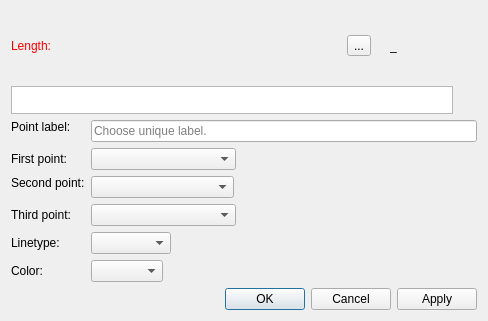
Before: the Qt Designer form src/libs/vtools/dialogs/tools/dialogshoulderpoint.ui in FashionFreedom/Seamly2D, drawn with Qt 5.
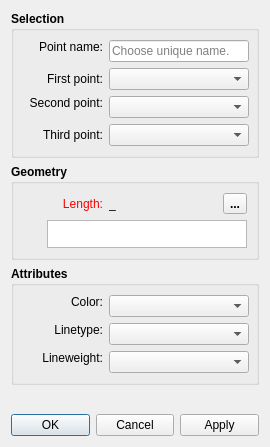
After: the same form once the commit is applied. Icons and pictures are not drawn. Custom widgets are drawn as their Qt base class.

Patch:
```diff
--- a/src/libs/vtools/dialogs/tools/dialogshoulderpoint.ui
+++ b/src/libs/vtools/dialogs/tools/dialogshoulderpoint.ui
@@ -6,10 +6,16 @@
    <rect>
     <x>0</x>
     <y>0</y>
-    <width>488</width>
-    <height>321</height>
+    <width>270</width>
+    <height>447</height>
    </rect>
   </property>
+  <property name="minimumSize">
+   <size>
+    <width>270</width>
+    <height>0</height>
+   </size>
+  </property>
   <property name="windowTitle">
    <string>Special point on shoulder</string>
   </property>
@@ -22,6 +28,262 @@
   </property>
   <layout class="QVBoxLayout" name="verticalLayout_4">
    <item>
+    <widget class="QGroupBox" name="selection_GroupBox">
+     <property name="sizePolicy">
+      <sizepolicy hsizetype="Expanding" vsizetype="Preferred">
+       <horstretch>0</horstretch>
+       <verstretch>0</verstretch>
+      </sizepolicy>
+     </property>
+     <property name="font">
+      <font>
+       <pointsize>9</pointsize>
+       <weight>75</weight>
+       <bold>true</bold>
+      </font>
+     </property>
+     <property name="title">
+      <string>Selection</string>
+     </property>
+     <layout class="QVBoxLayout" name="verticalLayout">
+      <item>
+       <layout class="QFormLayout" name="formLayout">
+        <property name="fieldGrowthPolicy">
+         <enum>QFormLayout::ExpandingFieldsGrow</enum>
+        </property>
+        <item row="0" column="0">
+         <widget class="QLabel" name="labelEditNamePoint">
+          <property name="sizePolicy">
+           <sizepolicy hsizetype="Fixed" vsizetype="Fixed">
+            <horstretch>0</horstretch>
+            <verstretch>0</verstretch>
+           </sizepolicy>
+          </property>
+          <property name="minimumSize">
+           <size>
+            <width>80</width>
+            <height>0</height>
+           </size>
+          </property>
+          <property name="font">
+           <font>
+            <pointsize>9</pointsize>
+            <weight>50</weight>
+            <bold>false</bold>
+           </font>
+          </property>
+          <property name="text">
+           <string>Point name:</string>
+          </property>
+          <property name="alignment">
+           <set>Qt::AlignRight|Qt::AlignTrailing|Qt::AlignVCenter</set>
+          </property>
+         </widget>
+        </item>
+        <item row="0" column="1">
+         <widget class="QLineEdit" name="lineEditNamePoint">
+          <property name="minimumSize">
+           <size>
+            <width>140</width>
+            <height>0</height>
+           </size>
+          </property>
+          <property name="font">
+           <font>
+            <pointsize>9</pointsize>
+            <weight>50</weight>
+            <bold>false</bold>
+           </font>
+          </property>
+          <property name="toolTip">
+           <string>Unique name</string>
+          </property>
+          <property name="placeholderText">
+           <string>Choose unique name.</string>
+          </property>
+         </widget>
+        </item>
+        <item row="1" column="0">
+         <widget class="QLabel" name="labelFirstPoint">
+          <property name="sizePolicy">
+           <sizepolicy hsizetype="Preferred" vsizetype="Preferred">
+            <horstretch>0</horstretch>
+            <verstretch>0</verstretch>
+           </sizepolicy>
+          </property>
+          <property name="minimumSize">
+           <size>
+            <width>80</width>
+            <height>0</height>
+           </size>
+          </property>
+          <property name="font">
+           <font>
+            <pointsize>9</pointsize>
+            <weight>50</weight>
+            <bold>false</bold>
+           </font>
+          </property>
+          <property name="text">
+           <string>First point:</string>
+          </property>
+          <property name="alignment">
+           <set>Qt::AlignRight|Qt::AlignTrailing|Qt::AlignVCenter</set>
+          </property>
+         </widget>
+        </item>
+        <item row="1" column="1">
+         <widget class="QComboBox" name="comboBoxP1Line">
+          <property name="sizePolicy">
+           <sizepolicy hsizetype="Expanding" vsizetype="Fixed">
+            <horstretch>0</horstretch>
+            <verstretch>0</verstretch>
+           </sizepolicy>
+          </property>
+          <property name="minimumSize">
+           <size>
+            <width>140</width>
+            <height>0</height>
+           </size>
+          </property>
+          <property name="font">
+           <font>
+            <pointsize>9</pointsize>
+            <weight>50</weight>
+            <bold>false</bold>
+           </font>
+          </property>
+         </widget>
+        </item>
+        <item row="2" column="0">
+         <widget class="QLabel" name="labelSecondPoint">
+          <property name="sizePolicy">
+           <sizepolicy hsizetype="Preferred" vsizetype="Fixed">
+            <horstretch>0</horstretch>
+            <verstretch>0</verstretch>
+           </sizepolicy>
+          </property>
+          <property name="minimumSize">
+           <size>
+            <width>80</width>
+            <height>0</height>
+           </size>
+          </property>
+          <property name="font">
+           <font>
+            <pointsize>9</pointsize>
+            <weight>50</weight>
+            <bold>false</bold>
+           </font>
+          </property>
+          <property name="text">
+           <string>Second point:</string>
+          </property>
+          <property name="alignment">
+           <set>Qt::AlignRight|Qt::AlignTrailing|Qt::AlignVCenter</set>
+          </property>
+         </widget>
+        </item>
+        <item row="2" column="1">
+         <widget class="QComboBox" name="comboBoxP2Line">
+          <property name="sizePolicy">
+           <sizepolicy hsizetype="Expanding" vsizetype="Fixed">
+            <horstretch>0</horstretch>
+            <verstretch>0</verstretch>
+           </sizepolicy>
+          </property>
+          <property name="minimumSize">
+           <size>
+            <width>140</width>
+            <height>0</height>
+           </size>
+          </property>
+          <property name="font">
+           <font>
+            <pointsize>9</pointsize>
+            <weight>50</weight>
+            <bold>false</bold>
+           </font>
+          </property>
+         </widget>
+        </item>
+        <item row="3" column="0">
+         <widget class="QLabel" name="labelThirdPoint">
+          <property name="sizePolicy">
+           <sizepolicy hsizetype="Preferred" vsizetype="Preferred">
+            <horstretch>0</horstretch>
+            <verstretch>0</verstretch>
+           </sizepolicy>
+          </property>
+          <property name="minimumSize">
+           <size>
+            <width>80</width>
+            <height>0</height>
+           </size>
+          </property>
+          <property name="font">
+           <font>
+            <pointsize>9</pointsize>
+            <weight>50</weight>
+            <bold>false</bold>
+           </font>
+          </property>
+          <property name="text">
+           <string>Third point:</string>
+          </property>
+          <property name="alignment">
+           <set>Qt::AlignRight|Qt::AlignTrailing|Qt::AlignVCenter</set>
+          </property>
+         </widget>
+        </item>
+        <item row="3" column="1">
+         <widget class="QComboBox" name="comboBoxP3">
+          <property name="sizePolicy">
+           <sizepolicy hsizetype="Expanding" vsizetype="Fixed">
+            <horstretch>0</horstretch>
+            <verstretch>0</verstretch>
+           </sizepolicy>
+          </property>
+          <property name="minimumSize">
+           <size>
+            <width>140</width>
+            <height>0</height>
+           </size>
+          </property>
+          <property name="font">
+           <font>
+            <pointsize>9</pointsize>
+            <weight>50</weight>
+            <bold>false</bold>
+           </font>
+          </property>
+         </widget>
+        </item>
+       </layout>
+      </item>
+     </layout>
+    </widget>
+   </item>
+   <item>
+    <widget class="QGroupBox" name="geometry_GroupBox">
+     <property name="sizePolicy">
+      <sizepolicy hsizetype="Expanding" vsizetype="Preferred">
+       <horstretch>0</horstretch>
+       <verstretch>0</verstretch>
+      </sizepolicy>
+     </property>
+     <property name="font">
+      <font>
+       <pointsize>9</pointsize>
+       <weight>75</weight>
+       <bold>true</bold>
+      </font>
+     </property>
+     <property name="title">
+      <string>Geometry</string>
+     </property>
+     <layout class="QVBoxLayout" name="verticalLayout_2">
+      <item>
     <layout class="QHBoxLayout" name="horizontalLayout_2">
      <item alignment="Qt::AlignLeft">
       <widget class="QLabel" name="labelEditFormula">
@@ -31,6 +293,12 @@
          <verstretch>0</verstretch>
         </sizepolicy>
        </property>
+          <property name="minimumSize">
+           <size>
+            <width>80</width>
+            <height>0</height>
+           </size>
+          </property>
        <property name="palette">
         <palette>
          <active>
@@ -68,9 +336,48 @@
          </disabled>
         </palette>
        </property>
+          <property name="font">
+           <font>
+            <pointsize>9</pointsize>
+            <weight>50</weight>
+            <bold>false</bold>
+           </font>
+          </property>
        <property name="text">
         <string>Length:</string>
        </property>
+          <property name="alignment">
+           <set>Qt::AlignRight|Qt::AlignTrailing|Qt::AlignVCenter</set>
+          </property>
+         </widget>
+        </item>
+        <item>
+         <widget class="QLabel" name="labelResultCalculation">
+          <property name="sizePolicy">
+           <sizepolicy hsizetype="Fixed" vsizetype="Preferred">
+            <horstretch>0</horstretch>
+            <verstretch>0</verstretch>
+           </sizepolicy>
+          </property>
+          <property name="minimumSize">
+           <size>
+            <width>87</width>
+            <height>0</height>
+           </size>
+          </property>
+          <property name="font">
+           <font>
+            <pointsize>9</pointsize>
+            <weight>50</weight>
+            <bold>false</bold>
+           </font>
+          </property>
+          <property name="toolTip">
+           <string>Value</string>
+          </property>
+          <property name="text">
+           <string notr="true">_</string>
+          </property>
       </widget>
      </item>
      <item>
@@ -106,64 +413,10 @@
        </property>
       </widget>
      </item>
-     <item alignment="Qt::AlignRight">
-      <widget class="QLabel" name="label_3">
-       <property name="text">
-        <string/>
-       </property>
-       <property name="pixmap">
-        <pixmap resource="../../../vmisc/share/resources/icon.qrc">:/icon/24x24/equal.png</pixmap>
-       </property>
-      </widget>
-     </item>
-     <item alignment="Qt::AlignRight">
-      <widget class="QLabel" name="labelResultCalculation">
-       <property name="sizePolicy">
-        <sizepolicy hsizetype="Fixed" vsizetype="Preferred">
-         <horstretch>0</horstretch>
-         <verstretch>0</verstretch>
-        </sizepolicy>
-       </property>
-       <property name="minimumSize">
-        <size>
-         <width>87</width>
-         <height>0</height>
-        </size>
-       </property>
-       <property name="toolTip">
-        <string>Value</string>
-       </property>
-       <property name="text">
-        <string notr="true">_</string>
-       </property>
-      </widget>
-     </item>
     </layout>
    </item>
    <item>
     <layout class="QHBoxLayout" name="horizontalLayout_formula">
-     <item>
-      <widget class="QPlainTextEdit" name="plainTextEditFormula">
-       <property name="sizePolicy">
-        <sizepolicy hsizetype="Expanding" vsizetype="Preferred">
-         <horstretch>0</horstretch>
-         <verstretch>0</verstretch>
-        </sizepolicy>
-       </property>
-       <property name="maximumSize">
-        <size>
-         <width>16777215</width>
-         <height>28</height>
-        </size>
-       </property>
-       <property name="toolTip">
-        <string>Calculation</string>
-       </property>
-       <property name="tabChangesFocus">
-        <bool>true</bool>
-       </property>
-      </widget>
-     </item>
      <item>
       <widget class="QPushButton" name="pushButtonGrowLength">
        <property name="maximumSize">
@@ -200,178 +453,266 @@
        </property>
       </widget>
      </item>
-    </layout>
-   </item>
    <item>
-    <layout class="QFormLayout" name="formLayout">
-     <property name="fieldGrowthPolicy">
-      <enum>QFormLayout::ExpandingFieldsGrow</enum>
-     </property>
-     <item row="0" column="0">
-      <widget class="QLabel" name="labelEditNamePoint">
+         <widget class="QPlainTextEdit" name="plainTextEditFormula">
        <property name="sizePolicy">
-        <sizepolicy hsizetype="Fixed" vsizetype="Fixed">
+           <sizepolicy hsizetype="Expanding" vsizetype="Preferred">
          <horstretch>0</horstretch>
          <verstretch>0</verstretch>
         </sizepolicy>
        </property>
-       <property name="text">
-        <string>Point label:</string>
-       </property>
-      </widget>
-     </item>
-     <item row="0" column="1">
-      <widget class="QLineEdit" name="lineEditNamePoint">
+          <property name="maximumSize">
+           <size>
+            <width>16777215</width>
+            <height>28</height>
+           </size>
+          </property>
+          <property name="font">
+           <font>
+            <pointsize>9</pointsize>
+            <weight>50</weight>
+            <bold>false</bold>
+           </font>
+          </property>
        <property name="toolTip">
-        <string>Unique label</string>
-       </property>
-       <property name="placeholderText">
-        <string>Choose unique label.</string>
+           <string>Calculation</string>
+          </property>
+          <property name="tabChangesFocus">
+           <bool>true</bool>
        </property>
       </widget>
      </item>
+       </layout>
+      </item>
+     </layout>
+    </widget>
+   </item>
+   <item>
+    <widget class="QGroupBox" name="attributes_GroupBox_2">
+     <property name="minimumSize">
+      <size>
+       <width>240</width>
+       <height>0</height>
+      </size>
+     </property>
+     <property name="font">
+      <font>
+       <pointsize>9</pointsize>
+       <weight>75</weight>
+       <bold>true</bold>
+      </font>
+     </property>
+     <property name="title">
+      <string>Attributes</string>
+     </property>
+     <layout class="QVBoxLayout" name="verticalLayout_3">
+      <item>
+       <layout class="QFormLayout" name="formLayout_2">
      <item row="1" column="0">
-      <widget class="QLabel" name="labelFirstPoint">
+         <widget class="QLabel" name="lineType_Label">
        <property name="sizePolicy">
-        <sizepolicy hsizetype="Preferred" vsizetype="Preferred">
+           <sizepolicy hsizetype="MinimumExpanding" vsizetype="Fixed">
          <horstretch>0</horstretch>
          <verstretch>0</verstretch>
         </sizepolicy>
        </property>
-       <property name="text">
-        <string>First point:</string>
-       </property>
-      </widget>
-     </item>
-     <item row="1" column="1">
-      <widget class="QComboBox" name="comboBoxP1Line">
-       <property name="sizePolicy">
-        <sizepolicy hsizetype="Preferred" vsizetype="Fixed">
-         <horstretch>0</horstretch>
-         <verstretch>0</verstretch>
-        </sizepolicy>
-       </property>
        <property name="minimumSize">
         <size>
-         <width>145</width>
+            <width>80</width>
          <height>0</height>
         </size>
        </property>
-      </widget>
-     </item>
-     <item row="2" column="0">
-      <widget class="QLabel" name="labelSecondPoint">
-       <property name="sizePolicy">
-        <sizepolicy hsizetype="Preferred" vsizetype="Fixed">
-         <horstretch>0</horstretch>
-         <verstretch>0</verstretch>
-        </sizepolicy>
-       </property>
-       <property name="text">
-        <string>Second point:</string>
-       </property>
-      </widget>
-     </item>
-     <item row="2" column="1">
-      <widget class="QComboBox" name="comboBoxP2Line">
-       <property name="sizePolicy">
-        <sizepolicy hsizetype="Preferred" vsizetype="Fixed">
-         <horstretch>0</horstretch>
-         <verstretch>0</verstretch>
-        </sizepolicy>
-       </property>
-       <property name="minimumSize">
+          <property name="maximumSize">
         <size>
-         <width>143</width>
-         <height>0</height>
-        </size>
-       </property>
-      </widget>
-     </item>
-     <item row="3" column="0">
-      <widget class="QLabel" name="labelThirdPoint">
-       <property name="sizePolicy">
-        <sizepolicy hsizetype="Preferred" vsizetype="Preferred">
-         <horstretch>0</horstretch>
-         <verstretch>0</verstretch>
-        </sizepolicy>
-       </property>
-       <property name="text">
-        <string>Third point:</string>
-       </property>
-      </widget>
-     </item>
-     <item row="3" column="1">
-      <widget class="QComboBox" name="comboBoxP3">
-       <property name="sizePolicy">
-        <sizepolicy hsizetype="Preferred" vsizetype="Fixed">
-         <horstretch>0</horstretch>
-         <verstretch>0</verstretch>
-        </sizepolicy>
-       </property>
-       <property name="minimumSize">
-        <size>
-         <width>145</width>
-         <height>0</height>
-        </size>
-       </property>
-      </widget>
-     </item>
-     <item row="4" column="0">
-      <widget class="QLabel" name="label_7">
-       <property name="sizePolicy">
-        <sizepolicy hsizetype="Preferred" vsizetype="Preferred">
-         <horstretch>0</horstretch>
-         <verstretch>0</verstretch>
-        </sizepolicy>
+            <width>16777215</width>
+            <height>16777215</height>
+           </size>
+          </property>
+          <property name="font">
+           <font>
+            <pointsize>9</pointsize>
+            <weight>50</weight>
+            <bold>false</bold>
+           </font>
        </property>
        <property name="text">
         <string>Linetype:</string>
        </property>
-      </widget>
-     </item>
-     <item row="4" column="1">
-      <widget class="QComboBox" name="comboBoxLineType">
+          <property name="alignment">
+           <set>Qt::AlignRight|Qt::AlignTrailing|Qt::AlignVCenter</set>
+          </property>
+         </widget>
+        </item>
+        <item row="1" column="1">
+         <widget class="LineTypeComboBox" name="lineType_ComboBox">
        <property name="sizePolicy">
-        <sizepolicy hsizetype="Preferred" vsizetype="Fixed">
+           <sizepolicy hsizetype="Expanding" vsizetype="Fixed">
          <horstretch>0</horstretch>
          <verstretch>0</verstretch>
         </sizepolicy>
        </property>
        <property name="minimumSize">
         <size>
-         <width>80</width>
+            <width>140</width>
          <height>0</height>
         </size>
        </property>
        <property name="maximumSize">
         <size>
-         <width>110</width>
+            <width>16777215</width>
          <height>16777215</height>
         </size>
        </property>
-       <property name="iconSize">
+          <property name="font">
+           <font>
+            <pointsize>9</pointsize>
+            <weight>50</weight>
+            <bold>false</bold>
+           </font>
+          </property>
+         </widget>
+        </item>
+        <item row="2" column="0">
+         <widget class="QLabel" name="lineWeight_Label">
+          <property name="sizePolicy">
+           <sizepolicy hsizetype="MinimumExpanding" vsizetype="Fixed">
+            <horstretch>0</horstretch>
+            <verstretch>0</verstretch>
+           </sizepolicy>
+          </property>
+          <property name="minimumSize">
         <size>
          <width>80</width>
-         <height>14</height>
-        </size>
-       </property>
-      </widget>
-     </item>
-     <item row="5" column="0">
-      <widget class="QLabel" name="label">
+            <height>0</height>
+           </size>
+          </property>
+          <property name="maximumSize">
+           <size>
+            <width>16777215</width>
+            <height>16777215</height>
+           </size>
+          </property>
+          <property name="font">
+           <font>
+            <pointsize>9</pointsize>
+            <weight>50</weight>
+            <bold>false</bold>
+           </font>
+          </property>
+          <property name="text">
+           <string>Lineweight:</string>
+          </property>
+          <property name="alignment">
+           <set>Qt::AlignRight|Qt::AlignTrailing|Qt::AlignVCenter</set>
+          </property>
+         </widget>
+        </item>
+        <item row="2" column="1">
+         <widget class="LineWeightComboBox" name="lineWeight_ComboBox">
+          <property name="sizePolicy">
+           <sizepolicy hsizetype="Expanding" vsizetype="Fixed">
+            <horstretch>0</horstretch>
+            <verstretch>0</verstretch>
+           </sizepolicy>
+          </property>
+          <property name="minimumSize">
+           <size>
+            <width>140</width>
+            <height>0</height>
+           </size>
+          </property>
+          <property name="font">
+           <font>
+            <pointsize>9</pointsize>
+            <weight>50</weight>
+            <bold>false</bold>
+           </font>
+          </property>
+         </widget>
+        </item>
+        <item row="0" column="0">
+         <widget class="QLabel" name="lineColor_Label">
+          <property name="sizePolicy">
+           <sizepolicy hsizetype="MinimumExpanding" vsizetype="Fixed">
+            <horstretch>0</horstretch>
+            <verstretch>0</verstretch>
+           </sizepolicy>
+          </property>
+          <property name="minimumSize">
+           <size>
+            <width>80</width>
+            <height>0</height>
+           </size>
+          </property>
+          <property name="maximumSize">
+           <size>
+            <width>16777215</width>
+            <height>16777215</height>
+           </size>
+          </property>
+          <property name="font">
+           <font>
+            <pointsize>9</pointsize>
+            <weight>50</weight>
+            <bold>false</bold>
+           </font>
+          </property>
        <property name="text">
         <string>Color:</string>
        </property>
-      </widget>
-     </item>
-     <item row="5" column="1">
-      <widget class="QComboBox" name="comboBoxLineColor"/>
-     </item>
-    </layout>
+          <property name="alignment">
+           <set>Qt::AlignRight|Qt::AlignTrailing|Qt::AlignVCenter</set>
+          </property>
+         </widget>
+        </item>
+        <item row="0" column="1">
+         <widget class="ColorComboBox" name="lineColor_ComboBox">
+          <property name="sizePolicy">
+           <sizepolicy hsizetype="Expanding" vsizetype="Fixed">
+            <horstretch>0</horstretch>
+            <verstretch>0</verstretch>
+           </sizepolicy>
+          </property>
+          <property name="minimumSize">
+           <size>
+            <width>140</width>
+            <height>0</height>
+           </size>
+          </property>
+          <property name="font">
+           <font>
+            <pointsize>9</pointsize>
+            <weight>50</weight>
+            <bold>false</bold>
+           </font>
+          </property>
+         </widget>
+        </item>
+       </layout>
+      </item>
+     </layout>
+    </widget>
+   </item>
+   <item>
+    <spacer name="verticalSpacer">
+     <property name="orientation">
+      <enum>Qt::Vertical</enum>
+     </property>
+     <property name="sizeHint" stdset="0">
+      <size>
+       <width>20</width>
+       <height>59</height>
+      </size>
+     </property>
+    </spacer>
    </item>
    <item>
     <widget class="QDialogButtonBox" name="buttonBox">
+     <property name="font">
+      <font>
+       <pointsize>9</pointsize>
+      </font>
+     </property>
      <property name="orientation">
       <enum>Qt::Horizontal</enum>
      </property>
@@ -382,6 +723,23 @@
    </item>
   </layout>
  </widget>
+ <customwidgets>
+  <customwidget>
+   <class>ColorComboBox</class>
+   <extends>QComboBox</extends>
+   <header location="global">color_combobox.h</header>
+  </customwidget>
+  <customwidget>
+   <class>LineTypeComboBox</class>
+   <extends>QComboBox</extends>
+   <header location="global">linetype_combobox.h</header>
+  </customwidget>
+  <customwidget>
+   <class>LineWeightComboBox</class>
+   <extends>QComboBox</extends>
+   <header location="global">lineweight_combobox.h</header>
+  </customwidget>
+ </customwidgets>
  <tabstops>
   <tabstop>plainTextEditFormula</tabstop>
   <tabstop>pushButtonGrowLength</tabstop>
```
Left out of the diff: 8 changed lines with no effect on the pictures. Lines whose indentation alone changed are shown as unchanged.
